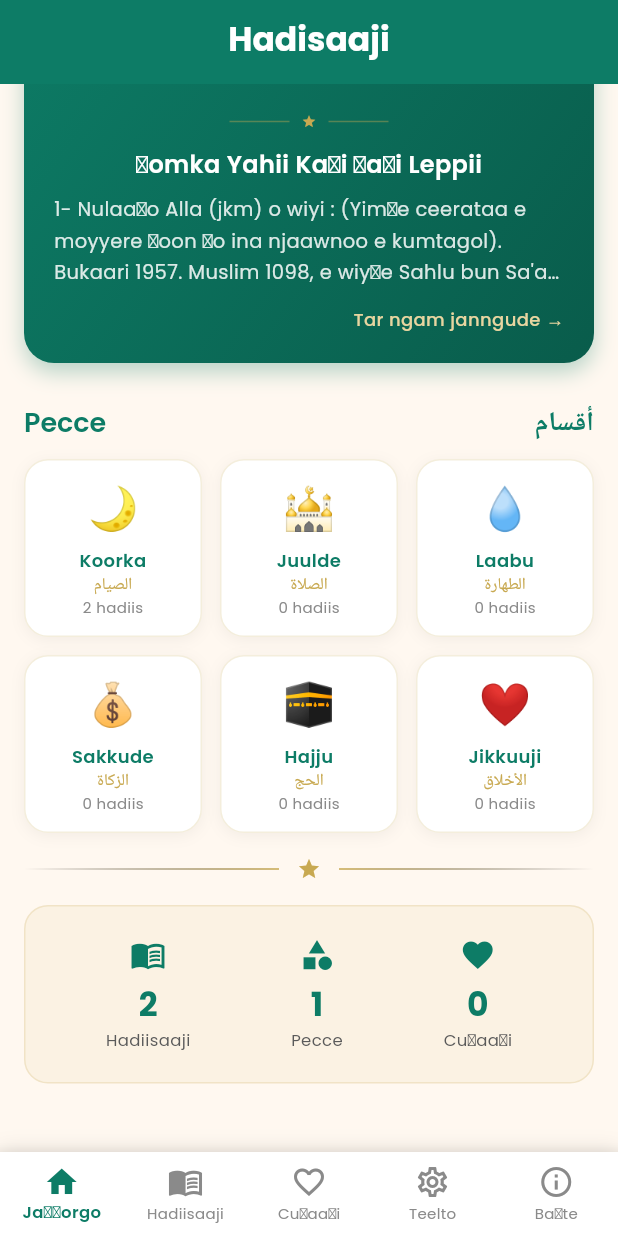
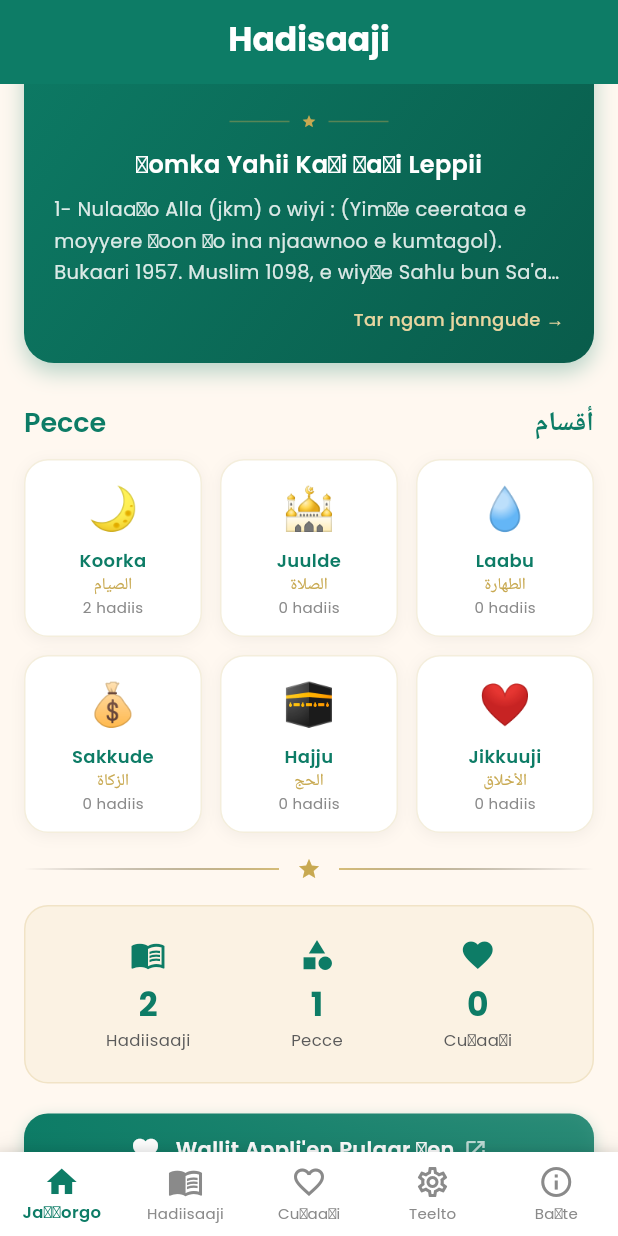
Before and after one commit to kawkumputer/hadisaaji, a Flutter app: the screen it shows after launch, scrolled down 266 dp, on a phone screen of 412 x 824 dp. Run offline on Flutter 3.47's test engine with Material 3 defaults, Android fonts, the phone set to English and light mode, and no system bars; our stand-ins replace flutter_local_notifications, flutter_timezone, google_fonts, just_audio, share_plus, shared_preferences and 2 more; accounts and stored records are empty.

Commit message:
Add donation button on home screen

```diff
--- a/lib/screens/home_screen.dart
+++ b/lib/screens/home_screen.dart
@@ -1,6 +1,7 @@
 import 'package:flutter/material.dart';
 import 'package:google_fonts/google_fonts.dart';
 import 'package:provider/provider.dart';
+import 'package:url_launcher/url_launcher.dart';
 import '../providers/hadith_provider.dart';
 import '../theme/app_theme.dart';
 import '../widgets/islamic_decoration.dart';
@@ -379,6 +380,53 @@ class HomeScreen extends StatelessWidget {
                     ),
                   ),
 
+                  const SizedBox(height: 20),
+
+                  // === DONATION BUTTON ===
+                  GestureDetector(
+                    onTap: () => launchUrl(
+                      Uri.parse('https://kawkumputer.github.io/hadisaaji/donation.html'),
+                      mode: LaunchMode.externalApplication,
+                    ),
+                    child: Container(
+                      width: double.infinity,
+                      padding: const EdgeInsets.symmetric(vertical: 14, horizontal: 18),
+                      decoration: BoxDecoration(
+                        gradient: LinearGradient(
+                          colors: [
+                            AppColors.primaryGreen,
+                            AppColors.primaryGreen.withValues(alpha: 0.85),
+                          ],
+                        ),
+                        borderRadius: BorderRadius.circular(16),
+                        boxShadow: [
+                          BoxShadow(
+                            color: AppColors.primaryGreen.withValues(alpha: 0.25),
+                            blurRadius: 8,
+                            offset: const Offset(0, 3),
+                          ),
+                        ],
+                      ),
+                      child: Row(
+                        mainAxisAlignment: MainAxisAlignment.center,
+                        children: [
+                          const Icon(Icons.favorite_rounded, color: Colors.white, size: 20),
+                          const SizedBox(width: 10),
+                          Text(
+                            'Wallit Appli\'en Pulaar ɗen',
+                            style: GoogleFonts.poppins(
+                              fontSize: 14,
+                              color: Colors.white,
+                              fontWeight: FontWeight.w600,
+                            ),
+                          ),
+                          const SizedBox(width: 6),
+                          Icon(Icons.open_in_new, color: Colors.white.withValues(alpha: 0.7), size: 16),
+                        ],
+                      ),
+                    ),
+                  ),
+
                   const SizedBox(height: 30),
                 ],
               ),
```
